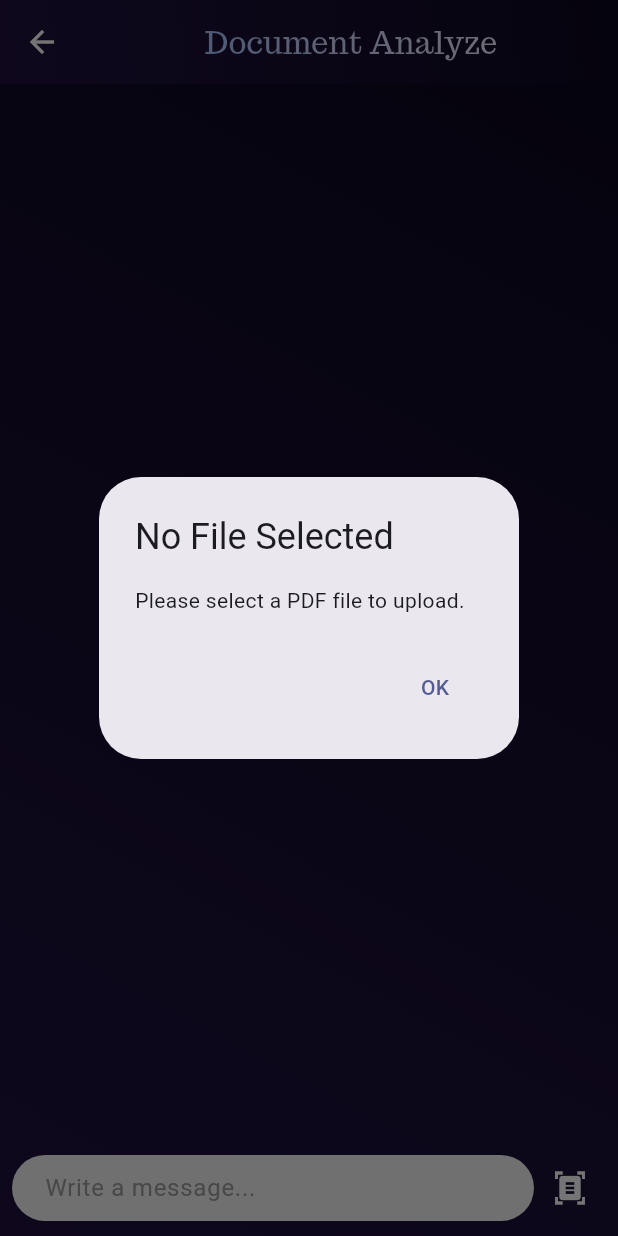
After one commit to eylem2002/TaleBuilder, a Flutter app: the DocumentAnalyze screen opened directly, after a tap on the "document scanner" icon, on a phone screen of 412 x 824 dp. The commit adds this screen. Run offline on Flutter 3.47's test engine with Material 3 defaults, Android fonts, the phone set to English and light mode, and no system bars; drawn by our look-alikes of dash_chat_2; our stand-ins replace cloud_firestore, file_picker, firebase_auth, firebase_core, flutter_gemini, flutter_svg and 2 more; missing offline and left inert: syncfusion_flutter_pdf; accounts and stored records are empty.

Commit message:
text extraction done

```diff
--- a/lib/main.dart
+++ b/lib/main.dart
@@ -7,8 +7,8 @@ import 'package:shared_preferences/shared_preferences.dart';
 import 'package:tale/core/consts.dart';
 import 'package:tale/utils/router/router_class.dart';
 import 'package:tale/utils/theme/theme_manager.dart';
-import 'package:tale/view/screens/intro_screen.dart';
-import 'package:tale/view/screens/splash_screen.dart';
+import 'package:tale/view/screens/intro/intro_screen.dart';
+import 'package:tale/view/screens/intro/splash_screen.dart';
 
 int? initScreen = 0;
 void main() async {
--- a/lib/utils/router/router_const.dart
+++ b/lib/utils/router/router_const.dart
@@ -13,3 +13,6 @@ const String searchScreen = '/search_screen';
 
 // Route for the personal screen
 const String personalScreen = '/personal.dart';
+
+// Route for the document screen
+const String documentScreen = '/document_analyze.dart';
--- /dev/null
+++ b/lib/view/screens/home_screens/document_analyze.dart
@@ -0,0 +1,233 @@
+import 'dart:io';
+import 'dart:typed_data';
+
+import 'package:dash_chat_2/dash_chat_2.dart';
+import 'package:file_picker/file_picker.dart';
+import 'package:flutter/material.dart';
+import 'package:flutter/services.dart';
+import 'package:flutter_gemini/flutter_gemini.dart';
+import 'package:image_picker/image_picker.dart';
+import 'package:syncfusion_flutter_pdf/pdf.dart';
+import 'package:tale/utils/layout_manager.dart';
+import 'package:tale/utils/theme/text_theme.dart';
+import 'package:tale/utils/theme/theme_manager.dart';
+
+class DocumentAnalyze extends StatefulWidget {
+  const DocumentAnalyze({Key? key}) : super(key: key);
+
+  @override
+  State<DocumentAnalyze> createState() => _DocumentAnalyzeState();
+}
+
+class _DocumentAnalyzeState extends State<DocumentAnalyze> {
+  String? msg;
+  File? file;
+  final Gemini gemini = Gemini.instance;
+
+  List<ChatMessage> messages = [];
+  ChatUser currentUser = ChatUser(id: "0", firstName: "User");
+  ChatUser geminiUser = ChatUser(
+      id: "1",
+      firstName: "Gemini",
+      profileImage:
+          "https://seeklogo.com/images/G/google-gemini-logo-A5787B2669-seeklogo.com.png");
+  @override
+  Widget build(BuildContext context) {
+    backgroundcolor:
+    Color(0xFF0A061C);
+    return Scaffold(
+      backgroundColor: Colors.transparent,
+      appBar: AppBar(
+        title: GradientText(
+          'Document Analyze',
+          gradient: ThemeManager.title,
+          style: TextStyle(
+            fontSize: LayoutManager.widthNHeight0(context, 1) * 0.05,
+            fontFamily: ThemeManager.fontFamily,
+          ),
+          textAlign: TextAlign.center,
+        ),
+        backgroundColor: Colors.transparent,
+        elevation: 0,
+        leading: IconButton(
+          icon: Icon(Icons.arrow_back, color: Colors.white),
+          onPressed: () {
+            Navigator.of(context).pop();
+          },
+        ),
+        // actions: <Widget>[
+        //   IconButton(
+        //     icon: Image.asset(
+        //       'assets/images/logo.png',
+        //       fit: BoxFit.contain,
+        //     ),
+        //     onPressed: () {
+        //       ///back
+        //     },
+        //   ),
+        // ],
+        flexibleSpace: Container(
+          decoration: BoxDecoration(
+            gradient: ThemeManager.background,
+          ),
+        ),
+      ),
+      body: _buildUI(),
+    );
+  }
+
+  Widget _buildUI() {
+    return Container(
+      decoration: BoxDecoration(gradient: ThemeManager.background),
+      child: DashChat(
+          inputOptions: InputOptions(trailing: [
+            IconButton(
+                onPressed: () {
+                  _sendMediaMessage();
+                },
+                icon: const Icon(Icons.document_scanner, color: Colors.white))
+          ]),
+          currentUser: currentUser,
+          onSend: _sendMessage,
+          messages: messages),
+    );
+  }
+
+  void _sendMessage(ChatMessage chatMessage) {
+    setState(() {
+      messages = [
+        chatMessage,
+        ...messages
+      ]; //spread operator --take the messages list and add here
+
+      try {
+        String question = chatMessage.text!;
+        List<Uint8List>? images;
+        if (chatMessage.medias?.isNotEmpty ?? false) {
+          images = [File(chatMessage.medias!.first.url).readAsBytesSync()];
+        }
+        gemini.streamGenerateContent(question, images: images).listen(
+          (event) {
+            ChatMessage? lastMessage = messages.firstOrNull;
+            if (lastMessage != null && lastMessage.user == geminiUser) {
+              lastMessage = messages.removeAt(0);
+              String response = event.content?.parts?.fold(
+                      "", (previous, current) => "$previous ${current.text}") ??
+                  "";
+              lastMessage.text += response;
+              setState(() {
+                messages = [lastMessage!, ...messages];
+              });
+            } else {
+              String response = event.content?.parts?.fold(
+                      "", (previous, current) => "$previous ${current.text}") ??
+                  "";
+              ChatMessage message = ChatMessage(
+                  user: geminiUser, createdAt: DateTime.now(), text: response);
+
+              setState(() {
+                messages = [message, ...messages];
+              });
+            }
+          },
+        );
+      } catch (e) {
+        print(e);
+      }
+    });
+  }
+
+  Future<void> _sendMediaMessage() async {
+    FilePickerResult? pickedFile = await FilePicker.platform.pickFiles(
+      type: FileType.custom,
+      allowedExtensions: ['pdf'],
+    );
+
+    if (pickedFile != null) {
+      file = File(pickedFile.files.single.path!);
+
+      try {
+        Uint8List fileBytes = await _readDocumentData(file!.path);
+
+        // Load an existing PDF document from bytes.
+        PdfDocument document = PdfDocument(inputBytes: fileBytes);
+
+        // Create a new instance of the PdfTextExtractor.
+        PdfTextExtractor extractor = PdfTextExtractor(document);
+
+        // Extract all the text from the document.
+        String text = extractor.extractText();
+
+        // Display the text.
+        _showResult(text);
+      } catch (e) {
+        _showErrorDialog('Error', 'Failed to load the PDF document.');
+      }
+    } else {
+      _showErrorDialog(
+          'No File Selected', 'Please select a PDF file to upload.');
+    }
+
+    // if (file != null) {
+    //   ChatMessage chatMessage = ChatMessage(
+    //       user: currentUser,
+    //       createdAt: DateTime.now(),
+    //       text: "Explain This PDF",
+    //       medias: [
+    //         ChatMedia(url: file!.path, fileName: "", type: MediaType.file)
+    //       ]);
+    //   _sendMessage(chatMessage);
+    // }
+  }
+
+  Future<Uint8List> _readDocumentData(String filePath) async {
+    try {
+      File file = File(filePath);
+      return await file.readAsBytes();
+    } catch (e) {
+      throw Exception('Failed to read file data: $e');
+    }
+  } //read from user upload
+
+  // Future<List<int>> _readDocumentData(String name) async {
+  //   final ByteData data = await rootBundle.load('assets/$name');
+  //   return data.buffer.asUint8List(data.offsetInBytes, data.lengthInBytes);
+  // }//read from assests folder
+
+  void _showResult(String text) {
+    showDialog(
+        context: context,
+        builder: (BuildContext context) {
+          return AlertDialog(
+            title: Text('Extracted text'),
+            content: Scrollbar(
+              child: SingleChildScrollView(
+                child: Text(text),
+                physics: BouncingScrollPhysics(
+                    parent: AlwaysScrollableScrollPhysics()),
+              ),
+            ),
+          );
+        });
+  }
+
+  void _showErrorDialog(String title, String message) {
+    showDialog(
+      context: context,
+      builder: (BuildContext context) {
+        return AlertDialog(
+          title: Text(title),
+          content: Text(message),
+          actions: <Widget>[
+            TextButton(
+              child: Text('OK'),
+              onPressed: () {
+                Navigator.of(context).pop();
+              },
+            ),
+          ],
+        );
+      },
+    );
+  }
+}
--- a/lib/view/screens/side_screen.dart
+++ b/lib/view/screens/home_screens/side_screen.dart
@@ -4,9 +4,9 @@ import 'package:tale/core/services/user_service.dart';
 import 'package:tale/utils/layout_manager.dart';
 import 'package:tale/utils/router/router_const.dart';
 import 'package:tale/utils/theme/theme_manager.dart';
-import 'package:tale/view/screens/MyHeaderDrawer.dart';
+import 'package:tale/view/screens/menu_screens/MyHeaderDrawer.dart';
 import 'package:tale/view/screens/Signin/up/signin.dart';
-import 'package:tale/view/screens/cards_screen.dart';
+import 'package:tale/view/screens/home_screens/home_screen.dart';
 import 'package:tale/view/screens/menu_screens/about_us.dart';
 import 'package:tale/view/screens/menu_screens/change_info.dart';
 import 'package:tale/view/screens/menu_screens/personal.dart';
@@ -26,7 +26,7 @@ class _sideBarState extends State<sideBar> {
   @override
   Widget build(BuildContext context) {
     if (currentPage == DrawerSections.card) {
-      container = CardsScreen();
+      container = Homescreen();
     } else if (currentPage == DrawerSections.personal) {
       container = PersonalDetailsScreen();
     } else if (currentPage == DrawerSections.change_info) {
--- a/pubspec.yaml
+++ b/pubspec.yaml
@@ -47,6 +47,9 @@ dependencies:
   shared_preferences: ^2.2.3
   rive: ^0.13.7
   font_awesome_flutter: ^10.7.0
+  file_picker: ^8.0.0+1
+  syncfusion_flutter_pdf: ^26.1.38
+  flutter_pdfview: ^1.3.2
 
 dev_dependencies:
   flutter_test:
```
Also changed, not shown: lib/utils/router/router_class.dart (+8 -3 lines), lib/view/screens/home_screens/home_screen.dart (renamed from lib/view/screens/cards_screen.dart, +9 -5 lines), lib/view/screens/home_screens/search_screen.dart (renamed from lib/view/screens/search_screen.dart), lib/view/screens/intro/intro_screen.dart (renamed from lib/view/screens/intro_screen.dart), lib/view/screens/intro/splash_screen.dart (renamed from lib/view/screens/splash_screen.dart), lib/view/screens/menu_screens/MyHeaderDrawer.dart (renamed from lib/view/screens/MyHeaderDrawer.dart), pubspec.lock, 1 other file.
